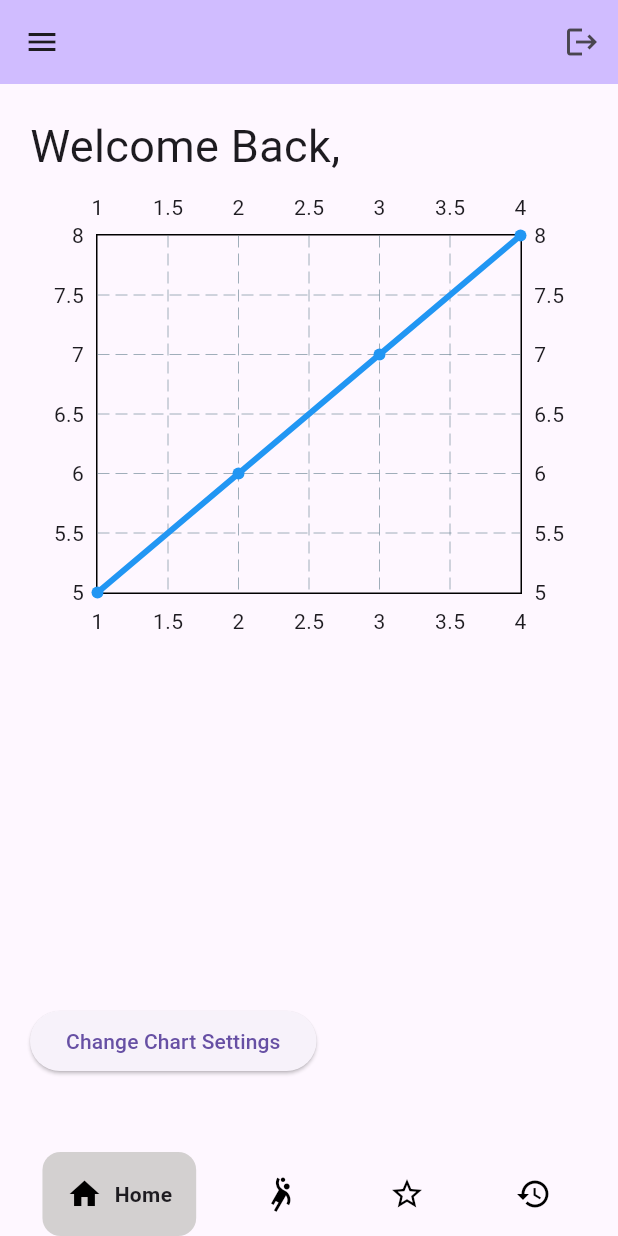
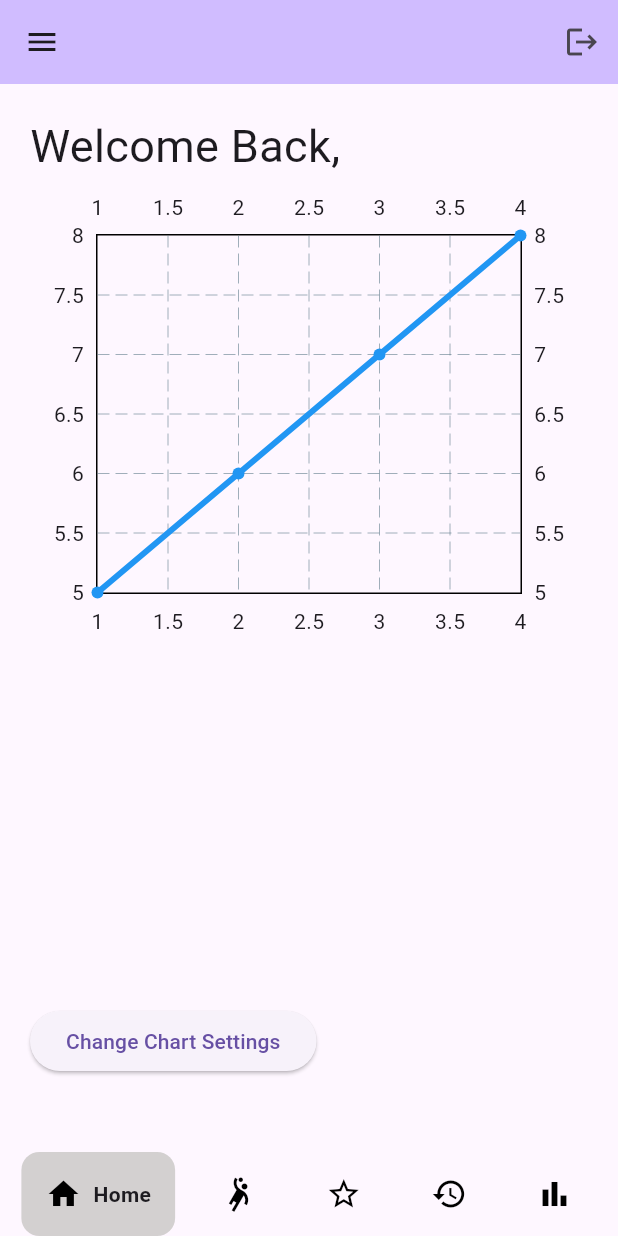
Before and after one commit to marcsaffold17/GetFitApp, a Flutter app: the MyHomePage screen opened directly, on a phone screen of 412 x 824 dp. Run offline on Flutter 3.47's test engine with Material 3 defaults, Android fonts, the phone set to English and light mode, and no system bars; drawn by our look-alikes of fl_chart, google_nav_bar; our stand-ins replace cloud_firestore, firebase_core, shared_preferences; accounts and stored records are empty.

Commit message:
added leaderboard to navbar

```diff
--- a/get_fit_app/lib/view/HomePage.dart
+++ b/get_fit_app/lib/view/HomePage.dart
@@ -1,4 +1,5 @@
 import 'package:flutter/material.dart';
+import 'package:get_fit_app/view/LeaderboardPage.dart';
 import '../view/login_view.dart';
 import 'nav_bar.dart';
 import '../presenter/global_presenter.dart';
@@ -9,9 +10,7 @@ import 'package:shared_preferences/shared_preferences.dart';
 import '../view/exercise_view.dart';
 import '../view/favorites_page.dart';
 import 'package:google_nav_bar/google_nav_bar.dart';
-import  '../view/Workout-Plan.dart';
-
-
+import '../view/Workout-Plan.dart';
 
 class MyHomePage extends StatefulWidget {
   const MyHomePage({super.key, required this.title, required this.username});
@@ -125,6 +124,7 @@ class _MyHomePageState extends State<MyHomePage> {
       ExercisePage(),
       FavoritesPage(),
       WorkoutHistoryByDate(),
+      LeaderboardPage(),
     ];
 
     return Scaffold(
@@ -138,8 +138,7 @@ class _MyHomePageState extends State<MyHomePage> {
       drawer: const NavBar(),
       body: _pages[_selectedIndex],
       bottomNavigationBar: GNav(
-        onTabChange: (index)
-        {
+        onTabChange: (index) {
           setState(() {
             _selectedIndex = index;
           });
@@ -150,23 +149,12 @@ class _MyHomePageState extends State<MyHomePage> {
         tabBorderRadius: 12,
         mainAxisAlignment: MainAxisAlignment.spaceEvenly,
         tabs: const [
-          GButton(
-            icon: Icons.home,
-            text: 'Home',
-            ),
-            GButton(
-              icon:Icons.sports_handball_outlined,
-              text: 'Exercise List',
-            ),
-            GButton(
-              icon:Icons.star_border_outlined,
-              text: "Favorites"
-            ),
-            GButton(
-              icon:Icons.history,
-              text: "Workout History"
-            ),
-        ]
+          GButton(icon: Icons.home, text: 'Home'),
+          GButton(icon: Icons.sports_handball_outlined, text: 'Exercise List'),
+          GButton(icon: Icons.star_border_outlined, text: "Favorites"),
+          GButton(icon: Icons.history, text: "Workout History"),
+          GButton(icon: Icons.bar_chart_sharp, text: "LeaderBoard"),
+        ],
       ),
     );
   }
```
Also changed, not shown: get_fit_app/lib/view/Leaderboard.dart (added, +92 -0 lines), get_fit_app/lib/view/LeaderboardPage.dart (added, +18 -0 lines).
